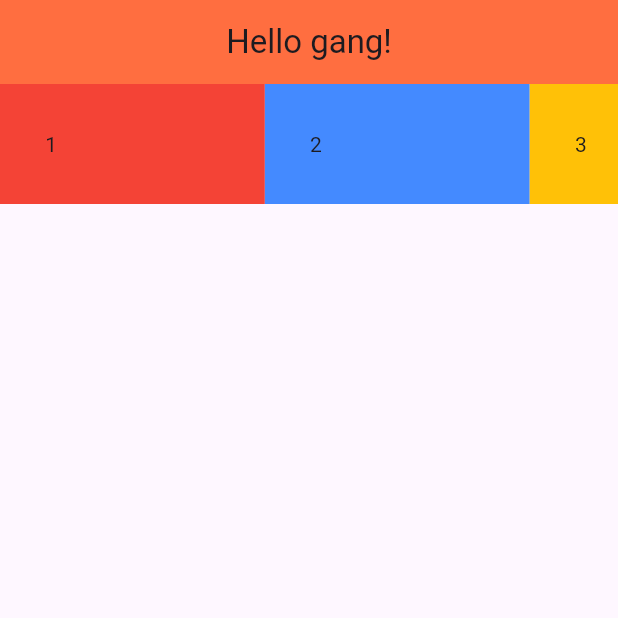
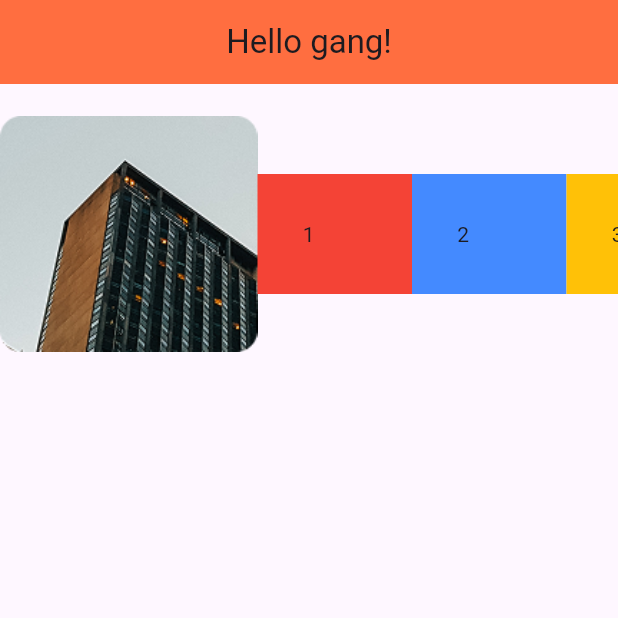
Before and after one commit to Abbas-shah10/flutter-start, a Flutter app: the screen it shows after launch, on a phone screen of 412 x 824 dp, the top half of it. Run offline on Flutter 3.47's test engine with Material 3 defaults, Android fonts, the phone set to English and light mode, and no system bars.

Commit message:
also applied the expanded widget to the image

```diff
--- a/lib/screens/home.dart
+++ b/lib/screens/home.dart
@@ -19,6 +19,8 @@ class _HomePageState extends State<HomePage> {
       ),
       body: Row(
         children: [
+          Expanded(flex: 5,child: Image.asset("lib/assets/hotel.png", width: 300, height: 200,)
+          ),
           Expanded(
             flex: 3,
             child: Container(
```
Lines whose indentation alone changed are shown as unchanged.
